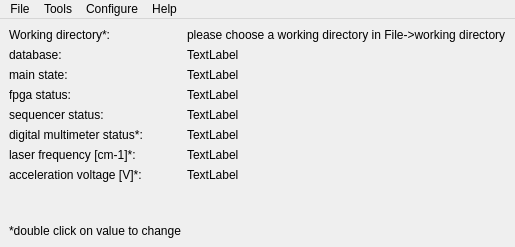
lasersphere/Tilda, file TildaHost/source/Interface/MainUi/Ui_Main.ui: the form before one commit.
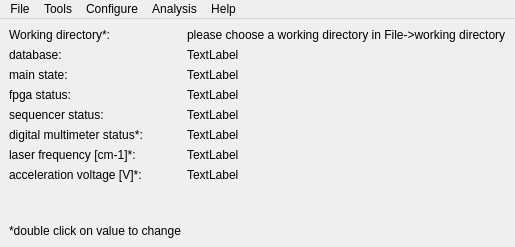
The form after the commit. Icons and pictures are not drawn.

Diff of the .ui file:
```diff
--- a/TildaHost/source/Interface/MainUi/Ui_Main.ui
+++ b/TildaHost/source/Interface/MainUi/Ui_Main.ui
@@ -195,9 +195,16 @@
     <addaction name="actionPost_acceleration_power_supply_control"/>
     <addaction name="actionDigital_Multimeters"/>
    </widget>
+   <widget class="QMenu" name="menuAnalysis">
+    <property name="title">
+     <string>Analysis</string>
+    </property>
+    <addaction name="actionPolliFit"/>
+   </widget>
    <addaction name="menuTilda_MainWindow"/>
    <addaction name="menuView"/>
    <addaction name="menuConfigure"/>
+   <addaction name="menuAnalysis"/>
    <addaction name="menuHelp"/>
   </widget>
   <action name="actionTracks">
```
Left out of the diff: 5 changed lines with no effect on the pictures.
